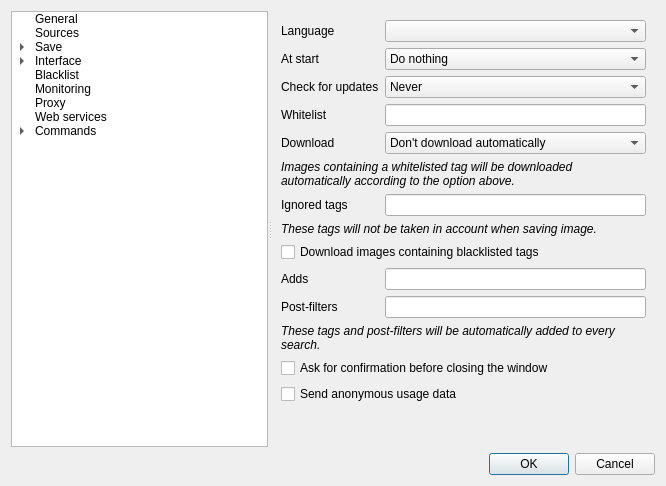
Old version of the form gui/src/settings/options-window.ui in the repository Bionus/imgbrd-grabber.
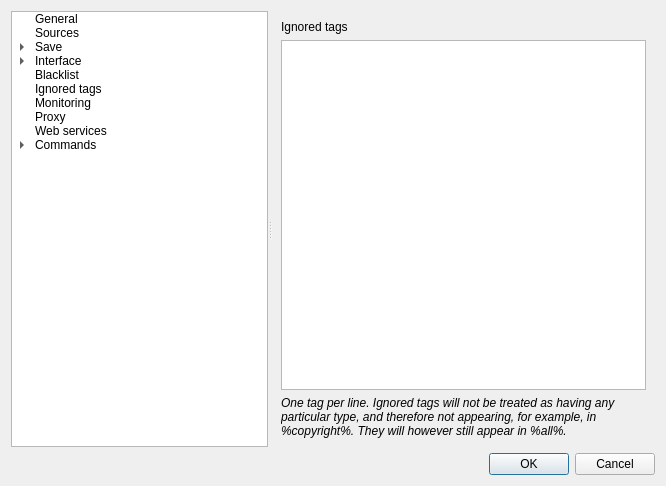
New version of the form. The open tabs and pages were chosen to show the change. Icons and pictures are not drawn.

Commit message: Add setting page for ignored tags (fix #1810)

The edit to the form file:
```diff
--- a/gui/src/settings/options-window.ui
+++ b/gui/src/settings/options-window.ui
@@ -129,6 +129,11 @@
         <string>Blacklist</string>
        </property>
       </item>
+      <item>
+       <property name="text">
+        <string>Ignored tags</string>
+       </property>
+      </item>
       <item>
        <property name="text">
         <string>Monitoring</string>
@@ -2317,6 +2322,30 @@
         </item>
        </layout>
       </widget>
+      <widget class="QWidget" name="pageIgnoredTags">
+       <layout class="QVBoxLayout" name="verticalLayout_5">
+        <item>
+         <widget class="QLabel" name="labelIgnoredTags">
+          <property name="text">
+           <string>Ignored tags</string>
+          </property>
+         </widget>
+        </item>
+        <item>
+         <widget class="QPlainTextEdit" name="textIgnoredTags"/>
+        </item>
+        <item>
+         <widget class="QLabel" name="labelIgnoredTagsInfos">
+          <property name="text">
+           <string>&lt;i&gt;One tag per line. Ignored tags will not be treated as having any particular type, and therefore not appearing, for example, in %copyright%. They will however still appear in %all%.&lt;/i&gt;</string>
+          </property>
+          <property name="wordWrap">
+           <bool>true</bool>
+          </property>
+         </widget>
+        </item>
+       </layout>
+      </widget>
       <widget class="QWidget" name="pageMonitoring">
        <layout class="QFormLayout" name="formLayout_12">
         <item row="0" column="0">
```
The commit also changes 3 other files.
